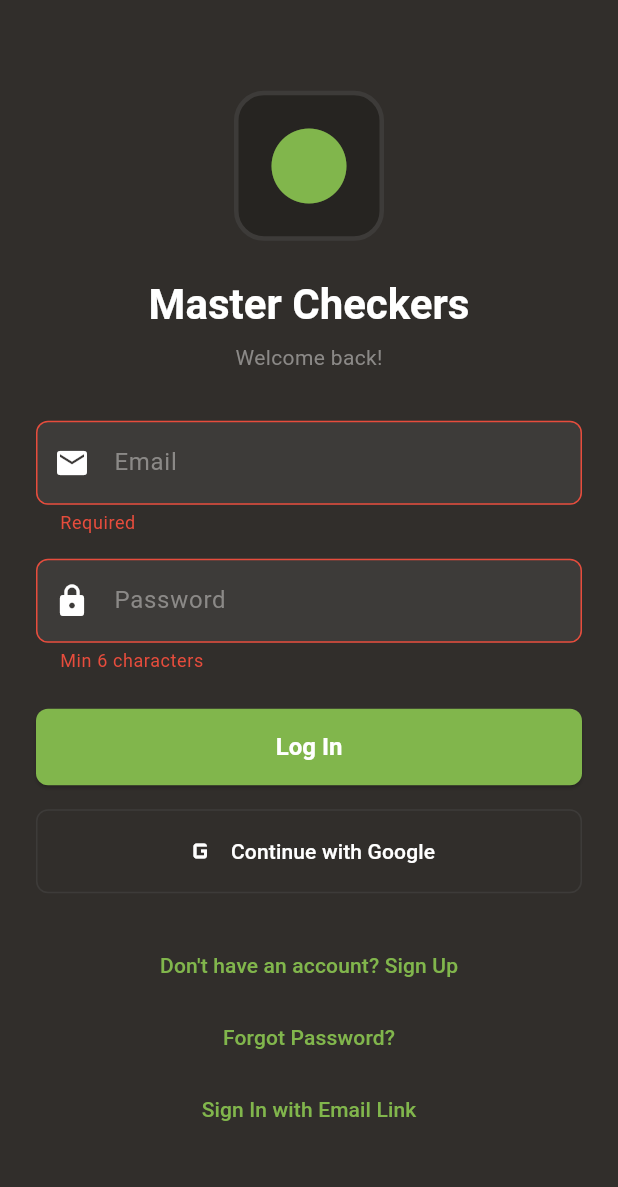
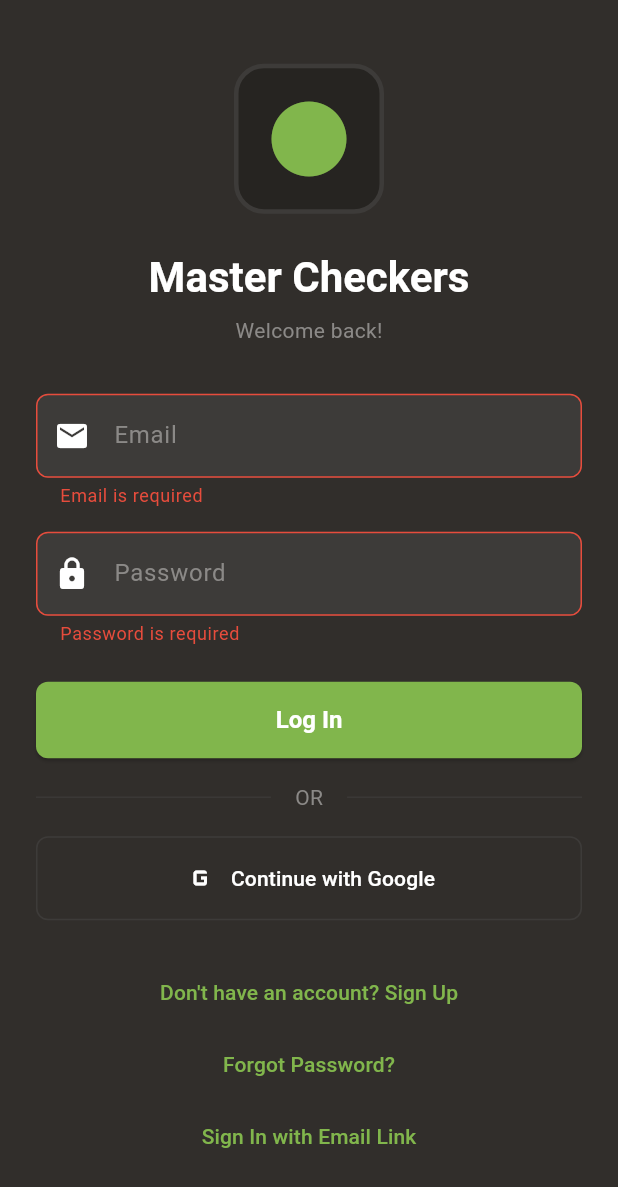
Before and after one commit to caiosilvaazeredo/Checkers, a Flutter app: the screen it shows after launch, after a tap on "Log In", after a tap on "Continue with Google", on a phone screen of 412 x 824 dp. Shown: the top 1187 px of the screen. Run offline on Flutter 3.47's test engine with Material 3 defaults, Android fonts, the phone set to English and light mode, and no system bars; our stand-ins replace firebase_auth, firebase_core, firebase_database, google_sign_in; accounts and stored records are empty.

Commit message:
fix(auth): fix Google Sign-In for web using signInWithPopup
- Replace deprecated signIn() method with signInWithPopup() for web
- Use GoogleAuthProvider directly with Firebase Auth on web
- Keep google_sign_in package flow for mobile (Android/iOS)
- Add kIsWeb check to select correct authentication flow
- Add debug logs for easier troubleshooting
- Improve visual feedback with loading states on buttons
- Improve error handling and display for authentication
- Add more robust form field validation

The signIn() method from google_sign_in_web was deprecated and did not
return the idToken required by Firebase Auth. The solution was to use
signInWithPopup(GoogleAuthProvider()) directly from Firebase Auth
when running on web.

```diff
--- a/lib/screens/auth/auth_screen.dart
+++ b/lib/screens/auth/auth_screen.dart
@@ -13,6 +13,7 @@ class AuthScreen extends StatefulWidget {
 class _AuthScreenState extends State<AuthScreen> {
   bool _isLogin = true;
   bool _isPasswordless = false;
+  bool _isSubmitting = false;
   final _formKey = GlobalKey<FormState>();
   final _emailController = TextEditingController();
   final _passwordController = TextEditingController();
@@ -28,47 +29,121 @@ class _AuthScreenState extends State<AuthScreen> {
 
   Future<void> _submit() async {
     if (!_formKey.currentState!.validate()) return;
+    if (_isSubmitting) return;
+
+    setState(() => _isSubmitting = true);
 
     final auth = context.read<AuthService>();
     bool success;
 
+    try {
       if (_isPasswordless) {
-      success = await auth.sendSignInLink(_emailController.text);
+        success = await auth.sendSignInLink(_emailController.text.trim());
         if (success && mounted) {
           ScaffoldMessenger.of(context).showSnackBar(
-          const SnackBar(content: Text('Check your email for the sign-in link!')),
+            const SnackBar(
+              content: Text('Check your email for the sign-in link!'),
+              backgroundColor: Colors.green,
+            ),
           );
         }
       } else if (_isLogin) {
+        debugPrint('🔐 Submitting login...');
         success = await auth.signInWithEmail(
-        _emailController.text,
+          _emailController.text.trim(),
           _passwordController.text,
         );
+        debugPrint('🔐 Login result: $success');
       } else {
+        debugPrint('📝 Submitting registration...');
         success = await auth.registerWithEmail(
-        _emailController.text,
+          _emailController.text.trim(),
           _passwordController.text,
-        _usernameController.text,
+          _usernameController.text.trim(),
         );
+        debugPrint('📝 Registration result: $success');
       }
 
       if (!success && mounted && auth.error != null) {
         ScaffoldMessenger.of(context).showSnackBar(
-        SnackBar(content: Text(auth.error!), backgroundColor: Colors.red),
+          SnackBar(
+            content: Text(auth.error!),
+            backgroundColor: Colors.red,
+            duration: const Duration(seconds: 4),
+          ),
         );
+      }
+    } catch (e) {
+      debugPrint('❌ Submit error: $e');
+      if (mounted) {
+        ScaffoldMessenger.of(context).showSnackBar(
+          SnackBar(
+            content: Text('Error: $e'),
+            backgroundColor: Colors.red,
+            duration: const Duration(seconds: 4),
+          ),
+        );
+      }
+    } finally {
+      if (mounted) {
+        setState(() => _isSubmitting = false);
+      }
+    }
+  }
+
+  Future<void> _signInWithGoogle() async {
+    if (_isSubmitting) return;
+
+    setState(() => _isSubmitting = true);
+
+    try {
+      debugPrint('🔵 Starting Google Sign In from UI...');
+      final auth = context.read<AuthService>();
+      final success = await auth.signInWithGoogle();
+
+      debugPrint('🔵 Google Sign In result: $success');
+
+      if (!success && mounted && auth.error != null) {
+        ScaffoldMessenger.of(context).showSnackBar(
+          SnackBar(
+            content: Text(auth.error!),
+            backgroundColor: Colors.red,
+            duration: const Duration(seconds: 4),
+          ),
+        );
+      }
+    } catch (e) {
+      debugPrint('❌ Google Sign In UI error: $e');
+      if (mounted) {
+        ScaffoldMessenger.of(context).showSnackBar(
+          SnackBar(
+            content: Text('Google Sign In failed: $e'),
+            backgroundColor: Colors.red,
+            duration: const Duration(seconds: 4),
+          ),
+        );
+      }
+    } finally {
+      if (mounted) {
+        setState(() => _isSubmitting = false);
+      }
     }
   }
 
   Future<void> _resetPassword() async {
-    if (_emailController.text.isEmpty) {
+    if (_emailController.text.trim().isEmpty) {
       ScaffoldMessenger.of(context).showSnackBar(
-        const SnackBar(content: Text('Enter your email first')),
+        const SnackBar(
+          content: Text('Enter your email first'),
+          backgroundColor: Colors.orange,
+        ),
       );
       return;
     }
 
     final auth = context.read<AuthService>();
-    final success = await auth.sendPasswordResetEmail(_emailController.text);
+    final success =
+        await auth.sendPasswordResetEmail(_emailController.text.trim());
 
     if (mounted) {
       ScaffoldMessenger.of(context).showSnackBar(
@@ -76,6 +151,7 @@ class _AuthScreenState extends State<AuthScreen> {
           content: Text(success
               ? 'Password reset email sent!'
               : auth.error ?? 'Error sending email'),
+          backgroundColor: success ? Colors.green : Colors.red,
         ),
       );
     }
@@ -131,10 +207,16 @@ class _AuthScreenState extends State<AuthScreen> {
                             labelText: 'Username',
                             prefixIcon: Icon(Icons.person),
                           ),
-                          validator: (v) => v!.isEmpty ? 'Required' : null,
+                          textInputAction: TextInputAction.next,
+                          validator: (v) {
+                            if (v == null || v.trim().isEmpty)
+                              return 'Username is required';
+                            if (v.trim().length < 3)
+                              return 'Username must be at least 3 characters';
+                            return null;
+                          },
                         ),
                       if (!_isLogin) const SizedBox(height: 16),
-
                       TextFormField(
                         controller: _emailController,
                         decoration: const InputDecoration(
@@ -142,9 +224,17 @@ class _AuthScreenState extends State<AuthScreen> {
                           prefixIcon: Icon(Icons.email),
                         ),
                         keyboardType: TextInputType.emailAddress,
-                        validator: (v) => v!.isEmpty ? 'Required' : null,
+                        textInputAction: _isPasswordless
+                            ? TextInputAction.done
+                            : TextInputAction.next,
+                        validator: (v) {
+                          if (v == null || v.trim().isEmpty)
+                            return 'Email is required';
+                          if (!v.contains('@') || !v.contains('.'))
+                            return 'Enter a valid email';
+                          return null;
+                        },
                       ),
-
                       if (!_isPasswordless) ...[
                         const SizedBox(height: 16),
                         TextFormField(
@@ -154,7 +244,15 @@ class _AuthScreenState extends State<AuthScreen> {
                             prefixIcon: Icon(Icons.lock),
                           ),
                           obscureText: true,
-                          validator: (v) => v!.length < 6 ? 'Min 6 characters' : null,
+                          textInputAction: TextInputAction.done,
+                          onFieldSubmitted: (_) => _submit(),
+                          validator: (v) {
+                            if (v == null || v.isEmpty)
+                              return 'Password is required';
+                            if (v.length < 6)
+                              return 'Password must be at least 6 characters';
+                            return null;
+                          },
                         ),
                       ],
                     ],
@@ -163,22 +261,37 @@ class _AuthScreenState extends State<AuthScreen> {
                 const SizedBox(height: 24),
 
                 // Submit Button
-                Consumer<AuthService>(
-                  builder: (context, auth, _) => SizedBox(
+                SizedBox(
                   width: double.infinity,
                   child: ElevatedButton(
-                      onPressed: auth.isLoading ? null : _submit,
-                      child: auth.isLoading
+                    onPressed: _isSubmitting ? null : _submit,
+                    child: _isSubmitting
                         ? const SizedBox(
                             height: 20,
                             width: 20,
-                              child: CircularProgressIndicator(strokeWidth: 2),
+                            child: CircularProgressIndicator(
+                              strokeWidth: 2,
+                              color: Colors.white,
+                            ),
                           )
                         : Text(_isPasswordless
                             ? 'Send Sign-In Link'
                             : (_isLogin ? 'Log In' : 'Sign Up')),
                   ),
                 ),
+                const SizedBox(height: 16),
+
+                // Divider
+                Row(
+                  children: [
+                    Expanded(child: Divider(color: AppColors.border)),
+                    Padding(
+                      padding: const EdgeInsets.symmetric(horizontal: 16),
+                      child: Text('OR',
+                          style: TextStyle(color: AppColors.textSecondary)),
+                    ),
+                    Expanded(child: Divider(color: AppColors.border)),
+                  ],
                 ),
                 const SizedBox(height: 16),
 
@@ -186,8 +299,14 @@ class _AuthScreenState extends State<AuthScreen> {
                 SizedBox(
                   width: double.infinity,
                   child: OutlinedButton.icon(
-                    onPressed: () => context.read<AuthService>().signInWithGoogle(),
-                    icon: const Icon(Icons.g_mobiledata, size: 24),
+                    onPressed: _isSubmitting ? null : _signInWithGoogle,
+                    icon: _isSubmitting
+                        ? const SizedBox(
+                            height: 20,
+                            width: 20,
+                            child: CircularProgressIndicator(strokeWidth: 2),
+                          )
+                        : const Icon(Icons.g_mobiledata, size: 24),
                     label: const Text('Continue with Google'),
                     style: OutlinedButton.styleFrom(
                       padding: const EdgeInsets.symmetric(vertical: 16),
@@ -202,7 +321,9 @@ class _AuthScreenState extends State<AuthScreen> {
                   mainAxisAlignment: MainAxisAlignment.center,
                   children: [
                     TextButton(
-                      onPressed: () => setState(() {
+                      onPressed: _isSubmitting
+                          ? null
+                          : () => setState(() {
                                 _isLogin = !_isLogin;
                                 _isPasswordless = false;
                               }),
@@ -215,11 +336,14 @@ class _AuthScreenState extends State<AuthScreen> {
 
                 if (_isLogin) ...[
                   TextButton(
-                    onPressed: _resetPassword,
+                    onPressed: _isSubmitting ? null : _resetPassword,
                     child: const Text('Forgot Password?'),
                   ),
                   TextButton(
-                    onPressed: () => setState(() => _isPasswordless = !_isPasswordless),
+                    onPressed: _isSubmitting
+                        ? null
+                        : () =>
+                            setState(() => _isPasswordless = !_isPasswordless),
                     child: Text(_isPasswordless
                         ? 'Use Password Instead'
                         : 'Sign In with Email Link'),
--- a/lib/services/auth_service.dart
+++ b/lib/services/auth_service.dart
@@ -1,3 +1,4 @@
+import 'package:flutter/foundation.dart';
 import 'package:flutter/material.dart';
 import 'package:firebase_auth/firebase_auth.dart';
 import 'package:firebase_database/firebase_database.dart';
@@ -7,7 +8,9 @@ import '../models/user_model.dart';
 class AuthService extends ChangeNotifier {
   final FirebaseAuth _auth = FirebaseAuth.instance;
   final FirebaseDatabase _db = FirebaseDatabase.instance;
-  final GoogleSignIn _googleSignIn = GoogleSignIn();
+  final GoogleSignIn _googleSignIn = GoogleSignIn(
+    scopes: ['email', 'profile'],
+  );
 
   AppUser? _currentUser;
   bool _isLoading = true;
@@ -22,6 +25,7 @@ class AuthService extends ChangeNotifier {
   }
 
   Future<void> _onAuthStateChanged(User? firebaseUser) async {
+    debugPrint('🔐 Auth state changed: ${firebaseUser?.email ?? "null"}');
     if (firebaseUser != null) {
       await _loadUserData(firebaseUser.uid);
     } else {
@@ -33,33 +37,53 @@ class AuthService extends ChangeNotifier {
 
   Future<void> _loadUserData(String uid) async {
     try {
+      debugPrint('📂 Loading user data for: $uid');
       final snapshot = await _db.ref('users/$uid').get();
       if (snapshot.exists) {
-        _currentUser = AppUser.fromMap(Map<String, dynamic>.from(snapshot.value as Map));
+        _currentUser =
+            AppUser.fromMap(Map<String, dynamic>.from(snapshot.value as Map));
+        debugPrint('✅ User data loaded: ${_currentUser?.username}');
+      } else {
+        debugPrint('⚠️ No user data found in database for: $uid');
       }
     } catch (e) {
+      debugPrint('❌ Error loading user data: $e');
       _error = e.toString();
     }
   }
 
   Future<bool> signInWithEmail(String email, String password) async {
     try {
+      debugPrint('🔑 Attempting email sign in: $email');
       _isLoading = true;
       _error = null;
       notifyListeners();
 
-      await _auth.signInWithEmailAndPassword(email: email, password: password);
+      final credential = await _auth.signInWithEmailAndPassword(
+        email: email,
+        password: password,
+      );
+      debugPrint('✅ Sign in successful: ${credential.user?.uid}');
       return true;
     } on FirebaseAuthException catch (e) {
+      debugPrint('❌ Firebase Auth Error: ${e.code} - ${e.message}');
       _error = _getErrorMessage(e.code);
+      _isLoading = false;
+      notifyListeners();
+      return false;
+    } catch (e) {
+      debugPrint('❌ Unexpected error during sign in: $e');
+      _error = 'An unexpected error occurred: $e';
       _isLoading = false;
       notifyListeners();
       return false;
     }
   }
 
-  Future<bool> registerWithEmail(String email, String password, String username) async {
+  Future<bool> registerWithEmail(
+      String email, String password, String username) async {
     try {
+      debugPrint('📝 Attempting registration: $email, username: $username');
       _isLoading = true;
       _error = null;
       notifyListeners();
@@ -69,18 +93,31 @@ class AuthService extends ChangeNotifier {
         password: password,
       );
 
+      debugPrint('✅ User created in Auth: ${credential.user?.uid}');
+
       if (credential.user != null) {
         final user = AppUser(
           uid: credential.user!.uid,
           email: email,
           username: username,
         );
+
+        debugPrint('💾 Saving user to database...');
         await _db.ref('users/${user.uid}').set(user.toMap());
+        debugPrint('✅ User saved to database');
+
         _currentUser = user;
       }
       return true;
     } on FirebaseAuthException catch (e) {
+      debugPrint('❌ Firebase Auth Error: ${e.code} - ${e.message}');
       _error = _getErrorMessage(e.code);
+      _isLoading = false;
+      notifyListeners();
+      return false;
+    } catch (e) {
+      debugPrint('❌ Unexpected error during registration: $e');
+      _error = 'An unexpected error occurred: $e';
       _isLoading = false;
       notifyListeners();
       return false;
@@ -89,39 +126,74 @@ class AuthService extends ChangeNotifier {
 
   Future<bool> signInWithGoogle() async {
     try {
+      debugPrint('🔵 Attempting Google Sign In...');
       _isLoading = true;
       _error = null;
       notifyListeners();
 
+      UserCredential userCredential;
+
+      if (kIsWeb) {
+        // Para Web: usar signInWithPopup diretamente com Firebase
+        debugPrint('🌐 Using Web flow (signInWithPopup)');
+        final googleProvider = GoogleAuthProvider();
+        googleProvider.addScope('email');
+        googleProvider.addScope('profile');
+
+        userCredential = await _auth.signInWithPopup(googleProvider);
+        debugPrint('✅ Web Google Sign In successful');
+      } else {
+        // Para Mobile: usar google_sign_in package
+        debugPrint('📱 Using Mobile flow (GoogleSignIn)');
         final googleUser = await _googleSignIn.signIn();
+
         if (googleUser == null) {
+          debugPrint('⚠️ Google Sign In cancelled by user');
           _isLoading = false;
           notifyListeners();
           return false;
         }
 
+        debugPrint('✅ Google user obtained: ${googleUser.email}');
+
         final googleAuth = await googleUser.authentication;
+        debugPrint(
+            '🔑 Got Google Auth - idToken: ${googleAuth.idToken != null}, accessToken: ${googleAuth.accessToken != null}');
+
         final credential = GoogleAuthProvider.credential(
           accessToken: googleAuth.accessToken,
           idToken: googleAuth.idToken,
         );
 
-      final userCredential = await _auth.signInWithCredential(credential);
+        userCredential = await _auth.signInWithCredential(credential);
+      }
+
+      debugPrint('✅ Firebase credential obtained: ${userCredential.user?.uid}');
 
       if (userCredential.user != null) {
-        final snapshot = await _db.ref('users/${userCredential.user!.uid}').get();
+        final firebaseUser = userCredential.user!;
+        final snapshot = await _db.ref('users/${firebaseUser.uid}').get();
+
         if (!snapshot.exists) {
+          debugPrint('📝 Creating new user in database...');
           final user = AppUser(
-            uid: userCredential.user!.uid,
-            email: userCredential.user!.email ?? '',
-            username: googleUser.displayName ?? 'Player',
+            uid: firebaseUser.uid,
+            email: firebaseUser.email ?? '',
+            username: firebaseUser.displayName ?? 'Player',
           );
           await _db.ref('users/${user.uid}').set(user.toMap());
+          debugPrint('✅ New user created in database');
+        } else {
+          debugPrint('✅ User already exists in database');
         }
       }
+
+      _isLoading = false;
+      notifyListeners();
       return true;
     } catch (e) {
-      _error = e.toString();
+      debugPrint('❌ Google Sign In Error: $e');
+      _error = 'Google Sign In failed: ${e.toString()}';
       _isLoading = false;
       notifyListeners();
       return false;
@@ -130,9 +202,12 @@ class AuthService extends ChangeNotifier {
 
   Future<bool> sendPasswordResetEmail(String email) async {
     try {
+      debugPrint('📧 Sending password reset email to: $email');
       await _auth.sendPasswordResetEmail(email: email);
+      debugPrint('✅ Password reset email sent');
       return true;
     } on FirebaseAuthException catch (e) {
+      debugPrint('❌ Password reset error: ${e.code}');
       _error = _getErrorMessage(e.code);
       notifyListeners();
       return false;
@@ -141,6 +216,7 @@ class AuthService extends ChangeNotifier {
 
   Future<bool> sendSignInLink(String email) async {
     try {
+      debugPrint('🔗 Sending sign-in link to: $email');
       final actionCodeSettings = ActionCodeSettings(
         url: 'https://checkers-27bb3.firebaseapp.com/finishSignUp?email=$email',
         handleCodeInApp: true,
@@ -149,9 +225,12 @@ class AuthService extends ChangeNotifier {
         androidMinimumVersion: '21',
         iOSBundleId: 'com.example.masterCheckers',
       );
-      await _auth.sendSignInLinkToEmail(email: email, actionCodeSettings: actionCodeSettings);
+      await _auth.sendSignInLinkToEmail(
+          email: email, actionCodeSettings: actionCodeSettings);
+      debugPrint('✅ Sign-in link sent');
       return true;
     } catch (e) {
+      debugPrint('❌ Error sending sign-in link: $e');
       _error = e.toString();
       notifyListeners();
       return false;
@@ -159,13 +238,20 @@ class AuthService extends ChangeNotifier {
   }
 
   Future<void> signOut() async {
+    debugPrint('🚪 Signing out...');
+    try {
       await _googleSignIn.signOut();
+    } catch (e) {
+      debugPrint('⚠️ Google sign out error (ignorable): $e');
+    }
     await _auth.signOut();
     _currentUser = null;
+    debugPrint('✅ Signed out');
     notifyListeners();
   }
 
-  Future<void> updateUserStats({int? rating, int? wins, int? losses, int? draws}) async {
+  Future<void> updateUserStats(
+      {int? rating, int? wins, int? losses, int? draws}) async {
     if (_currentUser == null) return;
 
     final updates = <String, dynamic>{};
@@ -182,12 +268,24 @@ class AuthService extends ChangeNotifier {
 
   String _getErrorMessage(String code) {
     switch (code) {
-      case 'user-not-found': return 'No user found with this email.';
-      case 'wrong-password': return 'Incorrect password.';
-      case 'email-already-in-use': return 'Email is already registered.';
-      case 'weak-password': return 'Password is too weak.';
-      case 'invalid-email': return 'Invalid email address.';
-      default: return 'An error occurred. Please try again.';
+      case 'user-not-found':
+        return 'No user found with this email.';
+      case 'wrong-password':
+        return 'Incorrect password.';
+      case 'email-already-in-use':
+        return 'Email is already registered.';
+      case 'weak-password':
+        return 'Password is too weak (min 6 characters).';
+      case 'invalid-email':
+        return 'Invalid email address.';
+      case 'invalid-credential':
+        return 'Invalid credentials. Please check your email and password.';
+      case 'too-many-requests':
+        return 'Too many attempts. Please try again later.';
+      case 'network-request-failed':
+        return 'Network error. Please check your connection.';
+      default:
+        return 'An error occurred ($code). Please try again.';
     }
   }
 }
```
Lines whose indentation alone changed are shown as unchanged.
